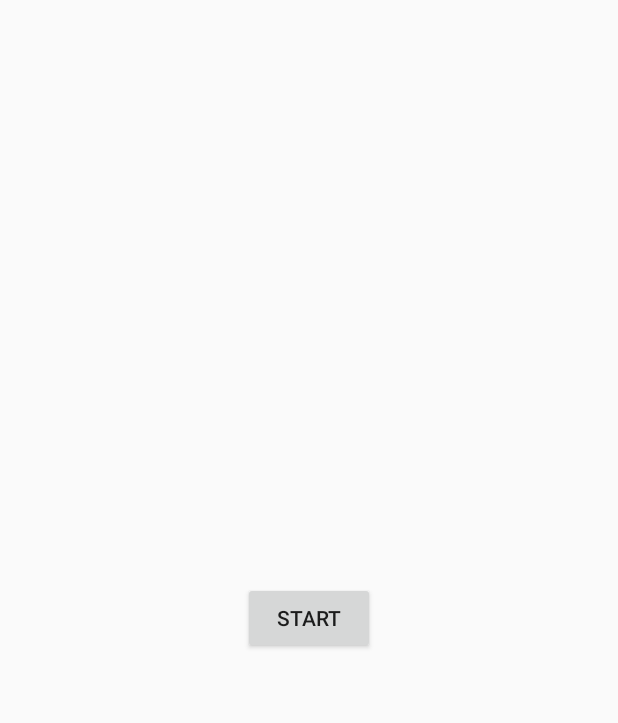
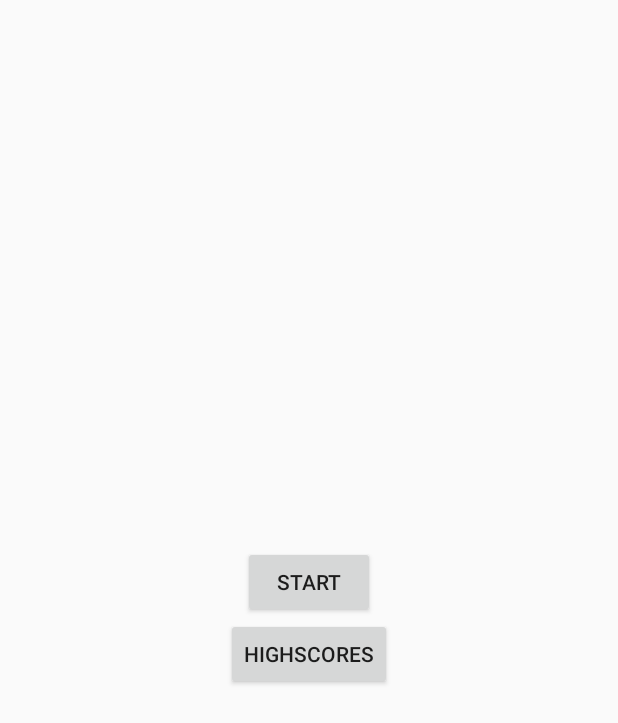
Before and after one commit to abuturuga/WhiteTile, an Android app: the layout activity_main.xml on its own in the app's theme, with its tools: preview values and no code run, on a phone screen of 412 x 824 dp. Shown: the top 723 px of the screen. Run offline under Robolectric (Android 15) with nearby library versions, the phone set to English and light mode, and no system bars.

Commit message:
add highscores activity

```diff
--- a/app/src/main/AndroidManifest.xml
+++ b/app/src/main/AndroidManifest.xml
@@ -16,8 +16,9 @@
                 <category android:name="android.intent.category.LAUNCHER" />
             </intent-filter>
         </activity>
-        <activity android:name=".GameViewActivity"></activity>
-        <activity android:name=".Score"></activity>
+        <activity android:name=".GameViewActivity" />
+        <activity android:name=".Score" />
+        <activity android:name=".HighScores"></activity>
     </application>
 
 </manifest>
--- a/app/src/main/java/com/example/butur/whitetile/GameLogic/Logic.java
+++ b/app/src/main/java/com/example/butur/whitetile/GameLogic/Logic.java
@@ -29,9 +29,9 @@ public class Logic {
     }
 
     public void generateRow() {
-        float tileSize = this.width / 6;
-        float tilePadding = (this.width - (tileSize * 5)) / 5;
-        for (int i = 0; i < 5; i++) {
+        float tileSize = this.width / 5;
+        float tilePadding = (this.width - (tileSize * 4)) / 4;
+        for (int i = 0; i < 4; i++) {
             TileType type = random.nextBoolean() ? TileType.Black : TileType.White;
 
             float x = i * (tileSize + tilePadding) + tilePadding / 2;
@@ -44,7 +44,7 @@ public class Logic {
     public void updateTiles() {
         for (Tile tile : tiles) {
             Position position = tile.getPosition();
-            position.y += 10;
+            position.y += 15;
             tile.setPosition(position);
         }
     }
--- a/app/src/main/java/com/example/butur/whitetile/MainActivity.java
+++ b/app/src/main/java/com/example/butur/whitetile/MainActivity.java
@@ -18,4 +18,10 @@ public class MainActivity extends AppCompatActivity {
         startActivity(intent);
         finish();
     }
+
+    public void highScores(View view) {
+        Intent intent = new Intent(this, HighScores.class);
+        startActivity(intent);
+        finish();
+    }
 }
--- a/app/src/main/java/com/example/butur/whitetile/Score.java
+++ b/app/src/main/java/com/example/butur/whitetile/Score.java
@@ -39,4 +39,5 @@ public class Score extends AppCompatActivity {
         intent.putExtra(Intent.EXTRA_TEXT, "Score" + this.score);
         startActivity(Intent.createChooser(intent, "Share via"));
     }
+
 }
--- a/app/src/main/res/layout/activity_main.xml
+++ b/app/src/main/res/layout/activity_main.xml
@@ -17,4 +17,11 @@
         android:onClick="startGame"
         android:text="Start"
         tools:ignore="MissingConstraints" />
+
+    <Button
+        android:id="@+id/button"
+        android:layout_width="wrap_content"
+        android:layout_height="wrap_content"
+        android:onClick="highScores"
+        android:text="HighScores" />
 </LinearLayout>
```
Also changed, not shown: app/src/main/java/com/example/butur/whitetile/HighScores.java (added, +13 -0 lines), app/src/main/res/layout/activity_high_scores.xml (added, +11 -0 lines).
